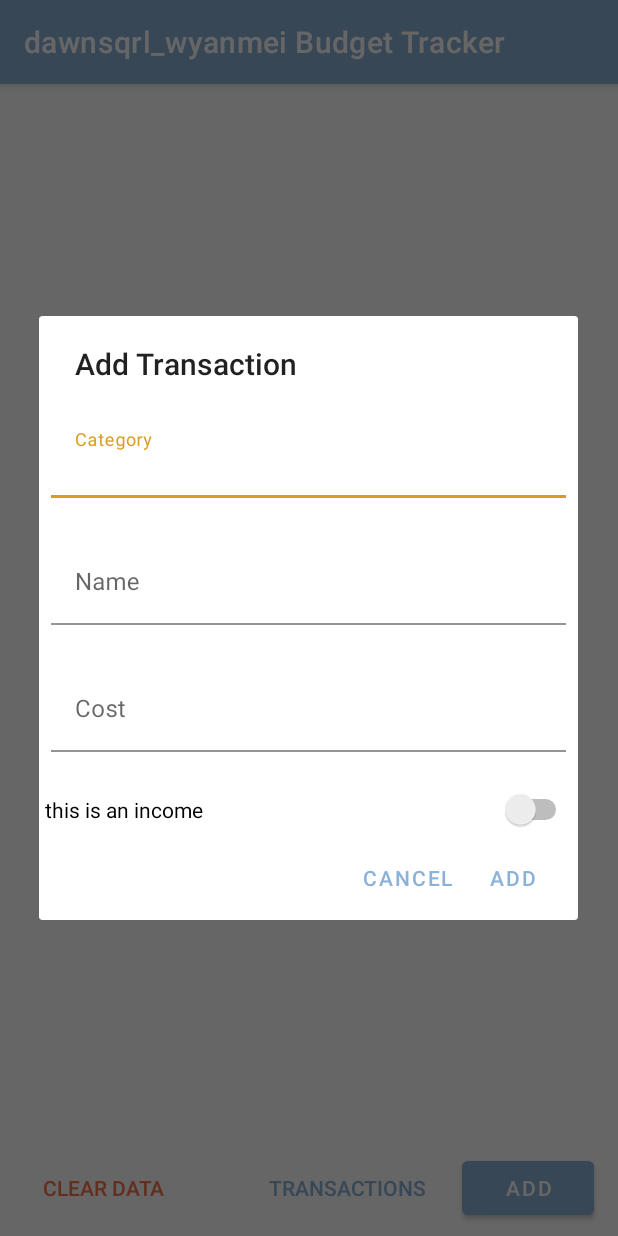
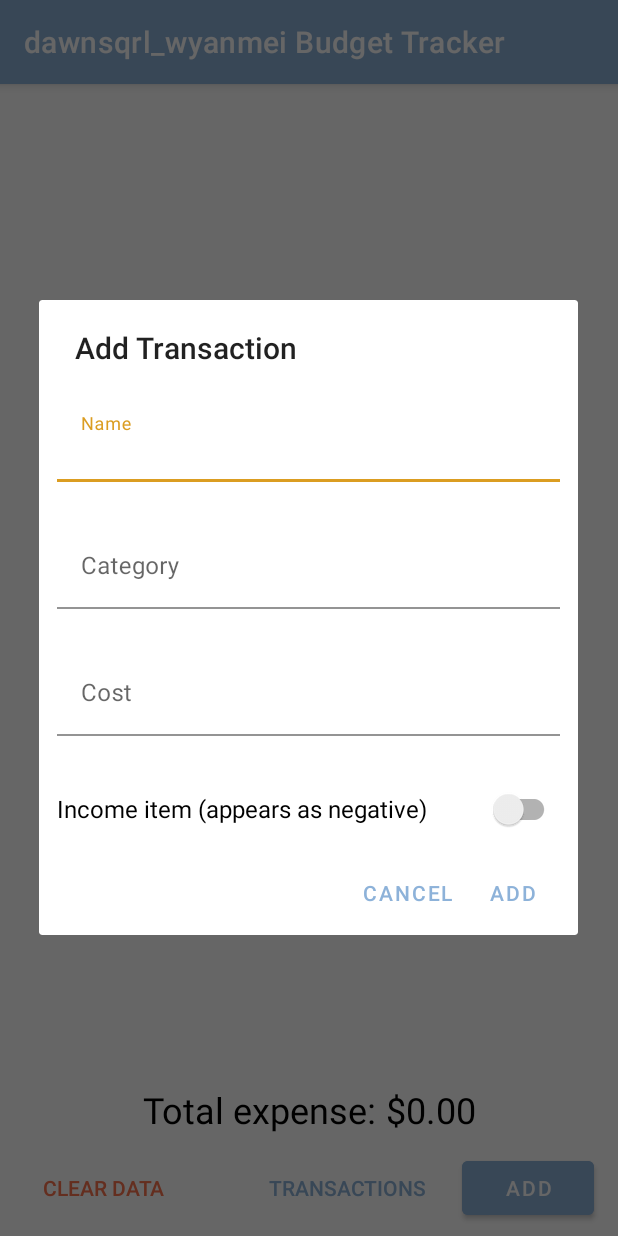
Before and after one commit to Yanmeeei/EECS285project4, an Android app: the screen it shows after launch (CategoryListActivity), after a tap on "ADD", on a phone screen of 412 x 824 dp. Run offline under Robolectric (Android 15) with nearby library versions, the light colour scheme and no system bars.

Commit message:
Massive fix

```diff
--- a/app/src/main/java/eecs285/proj4/dawnsqrl_wyanmei/budgettracker/CategoryListActivity.java
+++ b/app/src/main/java/eecs285/proj4/dawnsqrl_wyanmei/budgettracker/CategoryListActivity.java
@@ -1,19 +1,16 @@
 package eecs285.proj4.dawnsqrl_wyanmei.budgettracker;
-
-import androidx.appcompat.app.AppCompatActivity;
-import androidx.fragment.app.DialogFragment;
 
 import android.content.Intent;
 import android.content.res.Configuration;
 import android.os.Bundle;
-import android.util.Pair;
 import android.view.View;
-import android.widget.AdapterView;
 import android.widget.ArrayAdapter;
-import android.widget.Button;
 import android.widget.ListView;
 import android.widget.TextView;
 import android.widget.Toast;
+
+import androidx.appcompat.app.AppCompatActivity;
+import androidx.fragment.app.DialogFragment;
 
 import java.io.File;
 import java.io.FileInputStream;
@@ -22,69 +19,55 @@ import java.io.IOException;
 import java.io.ObjectInputStream;
 import java.io.ObjectOutputStream;
 import java.util.ArrayList;
-import java.util.Collection;
-import java.util.Collections;
 import java.util.Comparator;
 import java.util.Locale;
-import java.util.Map;
-import java.util.TreeMap;
 
 public class CategoryListActivity extends AppCompatActivity
-        implements AddTransactionDialogFragment.AddTransactionDialogListener, ClearDataDialogFragment.ClearDataDialogListener {
+    implements AddTransactionDialogFragment.AddTransactionDialogListener,
+    ClearDataDialogFragment.ClearDataDialogListener {
+
+  private static final String TRANSACTION_FILE = "transaction_saveFile";
+  private static final String CATEGORY_FILE = "category_saveFile";
+  public static final String EXTRA_TRANSACTION = "extra transaction";
+  private ArrayList<Transaction> transactions = new ArrayList<>();
+  private ArrayList<Category> categories = new ArrayList<>();
+  private ArrayAdapter<Category> adapter_cat;
 
   public void addTransaction(View view) {
     DialogFragment dialog = new AddTransactionDialogFragment();
     dialog.show(getSupportFragmentManager(), "AddTransactionDialogFragment");
+    dialog.setCancelable(false);
   }
-
-    private static final String TRANSACTION_FILE = "transaction_saveFile";
-    private static final String CATEGORY_FILE = "category_saveFile";
-    public static final String EXTRA_TRANSACTION = "extra transaction";
-
-    private ArrayList<Transaction> transactions = new ArrayList<>();
-
-    private ArrayList<Category> categories = new ArrayList<>();
-    private ArrayAdapter<Category> adapter_cat;
 
   private void readBudget() {
     File file_tran = new File(getFilesDir(), TRANSACTION_FILE);
     File file_cat = new File(getFilesDir(), CATEGORY_FILE);
 
-        try (ObjectInputStream input =
-                     new ObjectInputStream(
-                             new FileInputStream(file_tran))) {
+    try (ObjectInputStream input = new ObjectInputStream(new FileInputStream(file_tran))) {
       transactions = (ArrayList<Transaction>) input.readObject();
     } catch (IOException | ClassNotFoundException exception) {
       transactions = new ArrayList<>();
     }
 
-        try (ObjectInputStream input =
-                     new ObjectInputStream(
-                             new FileInputStream(file_cat))) {
+    try (ObjectInputStream input = new ObjectInputStream(new FileInputStream(file_cat))) {
       categories = (ArrayList<Category>) input.readObject();
     } catch (IOException | ClassNotFoundException exception) {
       categories = new ArrayList<>();
     }
-
-
   }
 
   private void writeBudgets() {
     File file_tran = new File(getFilesDir(), TRANSACTION_FILE);
     File file_cat = new File(getFilesDir(), CATEGORY_FILE);
 
-        try (ObjectOutputStream output =
-                     new ObjectOutputStream(
-                             new FileOutputStream(file_tran))) {
+    try (ObjectOutputStream output = new ObjectOutputStream(new FileOutputStream(file_tran))) {
       output.writeObject(transactions);
     } catch (IOException exception) {
       // cause runtime error
       throw new IllegalStateException("something bad happened when saving transactions");
     }
 
-        try (ObjectOutputStream output =
-                     new ObjectOutputStream(
-                             new FileOutputStream(file_cat))) {
+    try (ObjectOutputStream output = new ObjectOutputStream(new FileOutputStream(file_cat))) {
       output.writeObject(categories);
     } catch (IOException exception) {
       // cause runtime error
@@ -100,8 +83,7 @@ public class CategoryListActivity extends AppCompatActivity
     readBudget();
 
     adapter_cat = new CategoryAdapter(this, R.layout.item_category, categories);
-        ListView listView =
-                findViewById(R.id.categoryList);
+    ListView listView = findViewById(R.id.categoryList);
     listView.setAdapter(adapter_cat);
 
     if ((getResources().getConfiguration().uiMode & Configuration.UI_MODE_NIGHT_MASK)
@@ -111,20 +93,16 @@ public class CategoryListActivity extends AppCompatActivity
     }
 
     viewTotal();
-
   }
 
   @Override
   public void onDialogPositiveClick_ClearData(DialogFragment dialog) {
     transactions.clear();
     categories.clear();
-
     viewTotal();
-
     writeBudgets();
     adapter_cat.notifyDataSetChanged();
   }
-
 
   static class CategoryComparator implements Comparator<Category> {
     public int compare(Category c1, Category c2) {
@@ -133,13 +111,10 @@ public class CategoryListActivity extends AppCompatActivity
   }
 
   @Override
-    public void onDialogPositiveClick_AddTransaction(DialogFragment dialog,
-                                                     String title,
-                                                     String category,
-                                                     String amount,
+  public void onDialogPositiveClick_AddTransaction(DialogFragment dialog, String title,
+                                                   String category, String amount,
                                                    boolean isIncome) {
     Double amount_double = Double.parseDouble(amount);
-
     transactions.add(0, new Transaction(title, category, amount_double, isIncome));
 
     //update category
@@ -159,7 +134,6 @@ public class CategoryListActivity extends AppCompatActivity
     adapter_cat.notifyDataSetChanged();
 
     viewTotal();
-
   }
 
   public void viewTransactions(View view) {
@@ -174,27 +148,24 @@ public class CategoryListActivity extends AppCompatActivity
   }
 
   void viewTotal() {
-
     Double totalAmount = 0.0;
     for (int i = 0; i < categories.size(); i++) {
-            if (categories.get(i).isPositive()) {
       totalAmount += categories.get(i).getAmount();
-            } else {
-                totalAmount -= categories.get(i).getAmount();
-            }
     }
 
     TextView totalView = findViewById(R.id.totalCostView);
-        totalView.setText(String.format(Locale.getDefault(), "Total: $%.2f", totalAmount));
 
     if (totalAmount >= 0) {
+      totalView.setText(String.format(Locale.getDefault(), "$%.2f", totalAmount));
+      if ((getResources().getConfiguration().uiMode & Configuration.UI_MODE_NIGHT_MASK)
+          == Configuration.UI_MODE_NIGHT_NO) {
+        totalView.setTextColor(getResources().getColor(R.color.black, getTheme()));
+      } else {
         totalView.setTextColor(getResources().getColor(R.color.white, getTheme()));
+      }
     } else {
-            totalView.setText(String.format(Locale.getDefault(), "Total: $%.2f", -totalAmount));
-            totalView.setTextColor(getResources().getColor(R.color.green, getTheme()));
+      totalView.setText(String.format(Locale.getDefault(), "-$%.2f", -totalAmount));
+      totalView.setTextColor(getResources().getColor(R.color.safe, getTheme()));
     }
-
-
   }
-
 }
--- a/app/src/main/java/eecs285/proj4/dawnsqrl_wyanmei/budgettracker/ClearDataDialogFragment.java
+++ b/app/src/main/java/eecs285/proj4/dawnsqrl_wyanmei/budgettracker/ClearDataDialogFragment.java
@@ -1,6 +1,4 @@
 package eecs285.proj4.dawnsqrl_wyanmei.budgettracker;
-
-import eecs285.proj4.dawnsqrl_wyanmei.budgettracker.CategoryListActivity;
 
 import android.app.AlertDialog;
 import android.app.Dialog;
@@ -12,8 +10,6 @@ import android.view.View;
 
 import androidx.annotation.NonNull;
 import androidx.fragment.app.DialogFragment;
-
-import java.util.ArrayList;
 
 public class ClearDataDialogFragment extends DialogFragment {
 
@@ -52,5 +48,4 @@ public class ClearDataDialogFragment extends DialogFragment {
   void confirmedClearData(View view) {
     listener.onDialogPositiveClick_ClearData(this);
   }
-
 }
--- a/app/src/main/java/eecs285/proj4/dawnsqrl_wyanmei/budgettracker/Transaction.java
+++ b/app/src/main/java/eecs285/proj4/dawnsqrl_wyanmei/budgettracker/Transaction.java
@@ -35,5 +35,7 @@ public class Transaction implements Serializable {
     return timeStamp;
   }
 
-    boolean isIncome() {return isIncome;}
+  boolean isIncome() {
+    return isIncome;
   }
+}
--- a/app/src/main/java/eecs285/proj4/dawnsqrl_wyanmei/budgettracker/TransactionsAdapter.java
+++ b/app/src/main/java/eecs285/proj4/dawnsqrl_wyanmei/budgettracker/TransactionsAdapter.java
@@ -32,9 +32,11 @@ public class TransactionsAdapter extends ArrayAdapter<Transaction> {
     categoryView.setText(getItem(position).getCategory());
 
     TextView costView = convertView.findViewById(R.id.costView_tran);
+    if (getItem(position).isIncome()) {
+      costView.setText(String.format("-$%.2f", getItem(position).getAmount()));
+      costView.setTextColor(getContext().getResources().getColor(R.color.safe, getContext().getTheme()));
+    } else {
       costView.setText(String.format("$%.2f", getItem(position).getAmount()));
-        if (getItem(position).isIncome()) {
-            costView.setTextColor(getContext().getResources().getColor(R.color.green, getContext().getTheme()));
     }
 
     TextView timeView = convertView.findViewById(R.id.timeView_tran);
--- a/app/src/main/res/layout/activity_category_list.xml
+++ b/app/src/main/res/layout/activity_category_list.xml
@@ -11,7 +11,7 @@
         android:layout_width="0dp"
         android:layout_height="0dp"
         android:layout_marginBottom="8dp"
-        app:layout_constraintBottom_toTopOf="@+id/totalCostView"
+        app:layout_constraintBottom_toTopOf="@+id/linearLayout"
         app:layout_constraintEnd_toEndOf="parent"
         app:layout_constraintStart_toStartOf="parent"
         app:layout_constraintTop_toTopOf="parent" />
@@ -52,15 +52,31 @@
         app:layout_constraintBaseline_toBaselineOf="@+id/clearButton"
         app:layout_constraintEnd_toStartOf="@+id/addButton" />
 
-    <TextView
-        android:id="@+id/totalCostView"
+    <LinearLayout
+        android:id="@+id/linearLayout"
         android:layout_width="wrap_content"
         android:layout_height="wrap_content"
-        android:layout_marginBottom="12dp"
-        android:text="TextView"
-        android:textColor="?android:textColorPrimary"
-        android:textSize="24sp"
-        app:layout_constraintBottom_toTopOf="@+id/clearButton"
+        android:orientation="horizontal"
+        app:layout_constraintBottom_toTopOf="@+id/transactionButton"
         app:layout_constraintEnd_toEndOf="parent"
-        app:layout_constraintStart_toStartOf="parent" />
+        app:layout_constraintStart_toStartOf="parent">
+
+        <TextView
+            android:id="@+id/totalCostHintView"
+            android:layout_width="wrap_content"
+            android:layout_height="wrap_content"
+            android:text="Total expense: "
+            android:textColor="?android:textColorPrimary"
+            android:textSize="24sp" />
+
+        <TextView
+            android:id="@+id/totalCostView"
+            android:layout_width="wrap_content"
+            android:layout_height="wrap_content"
+            android:layout_marginBottom="12dp"
+            android:text="TextView"
+            android:textColor="?android:textColorPrimary"
+            android:textSize="24sp" />
+    </LinearLayout>
+
 </androidx.constraintlayout.widget.ConstraintLayout>
--- a/app/src/main/res/layout/dialog_add_transaction.xml
+++ b/app/src/main/res/layout/dialog_add_transaction.xml
@@ -4,10 +4,34 @@
     android:layout_width="match_parent"
     android:layout_height="wrap_content"
     android:orientation="vertical"
-    android:paddingLeft="4dp"
+    android:paddingLeft="8dp"
     android:paddingTop="16dp"
-    android:paddingRight="4dp"
+    android:paddingRight="8dp"
     android:paddingBottom="4dp">
+
+    <com.google.android.material.textfield.TextInputLayout
+        android:id="@+id/titleInputLayout"
+        android:layout_width="match_parent"
+        android:layout_height="match_parent"
+        android:layout_margin="4dp"
+        app:boxBackgroundColor="@color/invisible"
+        app:boxStrokeColor="@color/highlight"
+        app:boxStrokeErrorColor="@color/warning"
+        app:counterOverflowTextColor="@color/warning"
+        app:errorEnabled="true"
+        app:errorTextColor="@color/warning"
+        app:hintTextColor="@color/highlight">
+
+        <com.google.android.material.textfield.TextInputEditText
+            android:id="@+id/nameInput"
+            android:layout_width="match_parent"
+            android:layout_height="wrap_content"
+            android:focusable="true"
+            android:focusableInTouchMode="true"
+            android:hint="@string/text_name"
+            android:inputType="textCapWords"
+            android:textColor="?android:textColorPrimary" />
+    </com.google.android.material.textfield.TextInputLayout>
 
     <com.google.android.material.textfield.TextInputLayout
         android:id="@+id/categoryInputLayout"
@@ -35,7 +59,7 @@
     </com.google.android.material.textfield.TextInputLayout>
 
     <com.google.android.material.textfield.TextInputLayout
-        android:id="@+id/titleInputLayout"
+        android:id="@+id/costInputLayout"
         android:layout_width="match_parent"
         android:layout_height="match_parent"
         android:layout_margin="4dp"
@@ -48,33 +72,9 @@
         app:hintTextColor="@color/highlight">
 
         <com.google.android.material.textfield.TextInputEditText
-            android:id="@+id/nameInput"
-            android:layout_width="match_parent"
-            android:layout_height="wrap_content"
-            android:focusable="true"
-            android:focusableInTouchMode="true"
-            android:hint="@string/text_name"
-            android:inputType="textCapWords"
-            android:textColor="?android:textColorPrimary" />
-    </com.google.android.material.textfield.TextInputLayout>
-
-    <com.google.android.material.textfield.TextInputLayout
-        android:id="@+id/costInputLayout"
-        android:layout_width="match_parent"
-        android:layout_height="match_parent"
-        app:boxBackgroundColor="@color/invisible"
-        app:boxStrokeColor="@color/highlight"
-        app:boxStrokeErrorColor="@color/warning"
-        app:counterOverflowTextColor="@color/warning"
-        app:errorEnabled="true"
-        app:errorTextColor="@color/warning"
-        app:hintTextColor="@color/highlight">
-
-        <com.google.android.material.textfield.TextInputEditText
             android:id="@+id/costInput"
             android:layout_width="match_parent"
             android:layout_height="wrap_content"
-            android:layout_margin="4dp"
             android:focusable="true"
             android:focusableInTouchMode="true"
             android:hint="@string/text_cost"
@@ -82,9 +82,15 @@
             android:textColor="?android:textColorPrimary" />
     </com.google.android.material.textfield.TextInputLayout>
 
-    <Switch
+    <androidx.appcompat.widget.SwitchCompat
         android:id="@+id/incomeSwitch"
         android:layout_width="match_parent"
         android:layout_height="wrap_content"
-        android:text="@string/button_income" />
+        android:paddingLeft="4dp"
+        android:paddingRight="4dp"
+        android:text="@string/button_income"
+        android:textColorHighlight="@color/highlight"
+        android:textColorLink="@color/highlight"
+        android:textSize="16sp"
+        android:theme="@style/SwitchPaint" />
 </LinearLayout>
--- a/app/src/main/res/values-night/themes.xml
+++ b/app/src/main/res/values-night/themes.xml
@@ -16,8 +16,14 @@
         <item name="colorAccent">@color/highlight</item>
         <item name="android:textColorPrimary">@color/white</item>
         <item name="android:textCursorDrawable">@null</item>
+
     </style>
+
     <style name="ActionBarPaint" parent="Widget.MaterialComponents.ActionBar.Primary">
         <item name="background">@color/dark_gray</item>
     </style>
+
+    <style name="SwitchPaint">
+        <item name="colorControlActivated">@color/highlight</item>
+    </style>
 </resources>
--- a/app/src/main/res/values/colors.xml
+++ b/app/src/main/res/values/colors.xml
@@ -7,6 +7,6 @@
     <color name="accent">#FF8DB2D9</color>
     <color name="warning">#FFFA734D</color>
     <color name="highlight">#FFDB9D21</color>
-    <color name="green">#8BC34A</color>
+    <color name="safe">#FF94DB21</color>
     <color name="invisible">#00000000</color>
 </resources>
--- a/app/src/main/res/values/strings.xml
+++ b/app/src/main/res/values/strings.xml
@@ -3,7 +3,7 @@
     <string name="title_activity_transaction_list">All Transactions</string>
     <string name="title_dialog_add">Add Transaction</string>
     <string name="button_clear">Clear Data</string>
-    <string name="button_income">this is an income</string>
+    <string name="button_income">Income item (appears as negative)</string>
     <string name="button_transaction">Transactions</string>
     <string name="button_add">Add</string>
     <string name="button_cancel">Cancel</string>
@@ -11,11 +11,14 @@
     <string name="text_category">Category</string>
     <string name="text_name">Name</string>
     <string name="text_cost">Cost</string>
-<!--    <string name="warning">WARNING: This will delete all transactions. Proceed?</string>-->
-    <string name="warning">WARNING: \nAre you sure you want to delete all transactions? They will be lost forever! (A long time!)</string>-->
+    <string name="warning_one">WARNING</string>
+    <string name="warning_two">Are you sure you want to delete all transactions?</string>
+    <string name="warning_three">They will be lost forever! (A long time!)</string>
     <string name="text_error_category">Enter a category</string>
     <string name="text_error_name">Enter a name</string>
-    <string name="text_error_cost">Enter a valid cost</string>
-    <string name="toast_dark_mode_one">This app supports dark mode.\nProtect your eyes!</string>
+    <string name="text_error_cost_empty">Enter a cost</string>
+    <string name="text_error_cost_format">Enter a valid cost</string>
+    <string name="toast_dark_mode_one">This app supports dark mode.\n
+        Protect your eyes!</string>
     <string name="toast_dark_mode_two">This message will no longer display if you switch to dark mode.</string>
 </resources>
--- a/app/src/main/res/values/themes.xml
+++ b/app/src/main/res/values/themes.xml
@@ -15,5 +15,10 @@
         <item name="colorAccent">@color/highlight</item>
         <item name="android:textColorPrimary">@color/black</item>
         <item name="android:textCursorDrawable">@null</item>
+        <item name="colorControlActivated">@color/highlight</item>
+    </style>
+
+    <style name="SwitchPaint">
+        <item name="colorControlActivated">@color/highlight</item>
     </style>
 </resources>
```
Also changed, not shown: app/src/main/java/eecs285/proj4/dawnsqrl_wyanmei/budgettracker/AddTransactionDialogFragment.java (+31 -50 lines), app/src/main/java/eecs285/proj4/dawnsqrl_wyanmei/budgettracker/Category.java (+8 -9 lines), app/src/main/java/eecs285/proj4/dawnsqrl_wyanmei/budgettracker/CategoryAdapter.java (+11 -3 lines), app/src/main/res/layout/dialog_clear_data.xml (+18 -1 lines), app/src/main/java/eecs285/proj4/dawnsqrl_wyanmei/budgettracker/TransactionListActivity.java (indentation only). Lines whose indentation alone changed are shown as unchanged.
